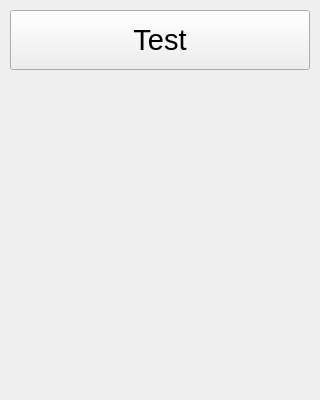
Before: the Qt Designer form ui/vod.ui in Pixelsuft/twitch-keeper, drawn with Qt 5.
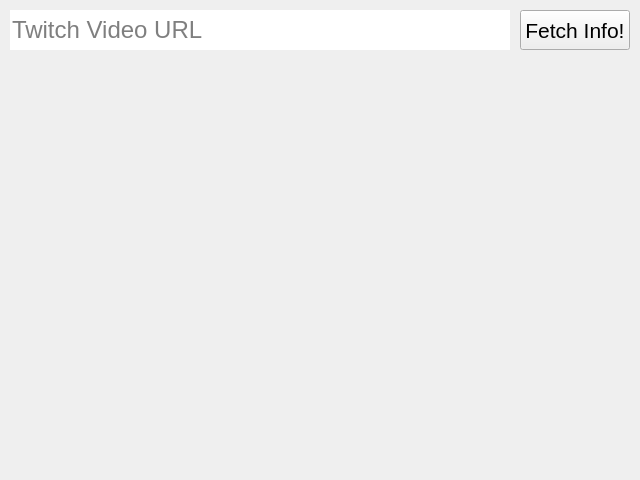
After: the same form once the commit is applied. Icons and pictures are not drawn.

Patch:
```diff
--- a/ui/vod.ui
+++ b/ui/vod.ui
@@ -6,8 +6,8 @@
    <rect>
     <x>0</x>
     <y>0</y>
-    <width>320</width>
-    <height>400</height>
+    <width>640</width>
+    <height>480</height>
    </rect>
   </property>
   <property name="font">
@@ -29,14 +29,40 @@
    <widget class="QPushButton" name="vodButton">
     <property name="geometry">
      <rect>
-      <x>10</x>
+      <x>520</x>
       <y>10</y>
-      <width>300</width>
-      <height>60</height>
+      <width>110</width>
+      <height>40</height>
      </rect>
     </property>
+    <property name="font">
+     <font>
+      <pointsize>16</pointsize>
+     </font>
+    </property>
     <property name="text">
-     <string>Test</string>
+     <string>Fetch Info!</string>
+    </property>
+   </widget>
+   <widget class="QLineEdit" name="urlEdit">
+    <property name="geometry">
+     <rect>
+      <x>10</x>
+      <y>10</y>
+      <width>500</width>
+      <height>40</height>
+     </rect>
+    </property>
+    <property name="font">
+     <font>
+      <pointsize>18</pointsize>
+     </font>
+    </property>
+    <property name="frame">
+     <bool>false</bool>
+    </property>
+    <property name="placeholderText">
+     <string>Twitch Video URL</string>
     </property>
    </widget>
   </widget>
```
Left out of the diff: 2 changed lines with no effect on the pictures.
